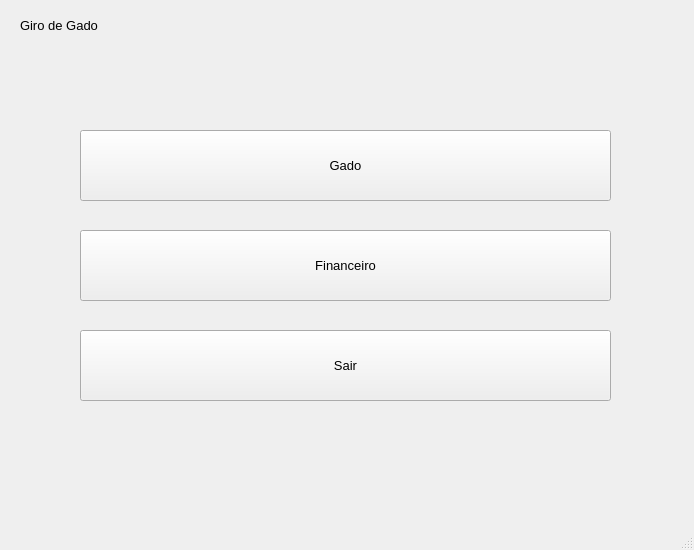
Before: the Qt Designer form views/homescreen.ui in MaceGabriel/GiroDeGado, drawn with Qt 5.
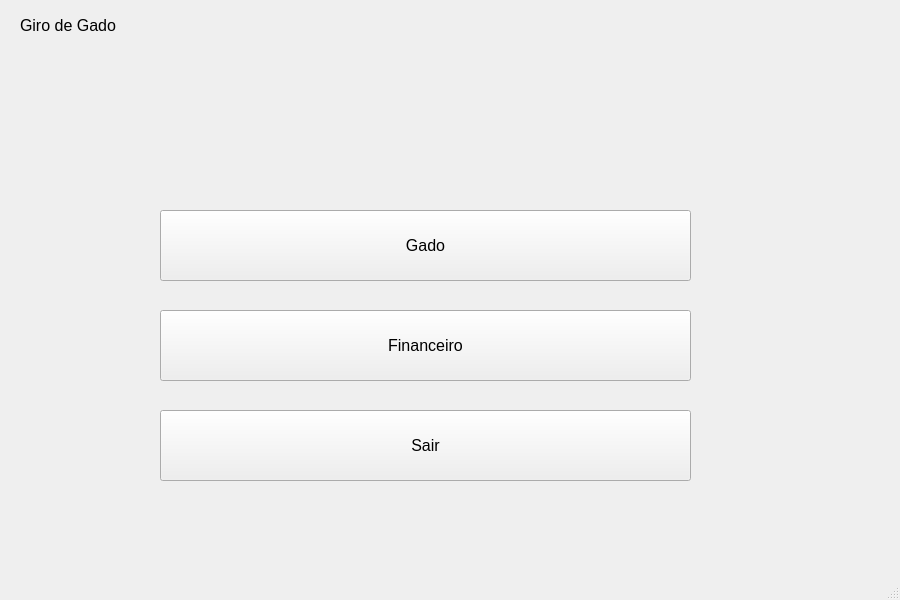
After: the same form once the commit is applied.

Diff of the .ui file:
```diff
--- a/views/homescreen.ui
+++ b/views/homescreen.ui
@@ -6,8 +6,8 @@
    <rect>
     <x>0</x>
     <y>0</y>
-    <width>694</width>
-    <height>550</height>
+    <width>900</width>
+    <height>600</height>
    </rect>
   </property>
   <property name="windowTitle">
@@ -17,15 +17,15 @@
    <widget class="QPushButton" name="cattleButton">
     <property name="geometry">
      <rect>
-      <x>80</x>
-      <y>130</y>
+      <x>160</x>
+      <y>210</y>
       <width>531</width>
       <height>71</height>
      </rect>
     </property>
     <property name="font">
      <font>
-      <pointsize>10</pointsize>
+      <pointsize>12</pointsize>
      </font>
     </property>
     <property name="text">
@@ -35,15 +35,15 @@
    <widget class="QPushButton" name="exitButton">
     <property name="geometry">
      <rect>
-      <x>80</x>
-      <y>330</y>
+      <x>160</x>
+      <y>410</y>
       <width>531</width>
       <height>71</height>
      </rect>
     </property>
     <property name="font">
      <font>
-      <pointsize>10</pointsize>
+      <pointsize>12</pointsize>
      </font>
     </property>
     <property name="text">
@@ -53,15 +53,15 @@
    <widget class="QPushButton" name="financialButton">
     <property name="geometry">
      <rect>
-      <x>80</x>
-      <y>230</y>
+      <x>160</x>
+      <y>310</y>
       <width>531</width>
       <height>71</height>
      </rect>
     </property>
     <property name="font">
      <font>
-      <pointsize>10</pointsize>
+      <pointsize>12</pointsize>
      </font>
     </property>
     <property name="text">
@@ -79,7 +79,7 @@
     </property>
     <property name="font">
      <font>
-      <pointsize>10</pointsize>
+      <pointsize>12</pointsize>
      </font>
     </property>
     <property name="text">
```
Left out of the diff: 2 changed lines with no effect on the pictures.
